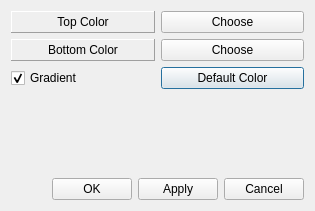
Qt form BackgroundColor.ui (sharjith/ModelViewer-Qt) before a commit.
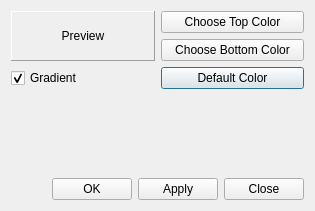
The same form after that commit.

Commit message: Added gradient color preview

```diff
--- a/BackgroundColor.ui
+++ b/BackgroundColor.ui
@@ -42,29 +42,13 @@
           <string notr="true"/>
          </property>
          <property name="text">
-          <string>Choose</string>
+          <string>Choose Top Color</string>
          </property>
          <property name="autoDefault">
           <bool>false</bool>
          </property>
         </widget>
        </item>
-       <item row="1" column="0">
-        <widget class="QLabel" name="labelTopColor">
-         <property name="frameShape">
-          <enum>QFrame::Panel</enum>
-         </property>
-         <property name="frameShadow">
-          <enum>QFrame::Raised</enum>
-         </property>
-         <property name="text">
-          <string>Top Color</string>
-         </property>
-         <property name="alignment">
-          <set>Qt::AlignCenter</set>
-         </property>
-        </widget>
-       </item>
        <item row="4" column="0">
         <widget class="QCheckBox" name="checkBoxGrad">
          <property name="text">
@@ -85,15 +69,15 @@
        <item row="2" column="1">
         <widget class="QPushButton" name="pushButtonBottom">
          <property name="text">
-          <string>Choose</string>
+          <string>Choose Bottom Color</string>
          </property>
          <property name="autoDefault">
           <bool>false</bool>
          </property>
         </widget>
        </item>
-       <item row="2" column="0">
-        <widget class="QLabel" name="labelBotColor">
+       <item row="1" column="0" rowspan="2">
+        <widget class="QLabel" name="labelColorPreview">
          <property name="frameShape">
           <enum>QFrame::Panel</enum>
          </property>
@@ -101,7 +85,7 @@
           <enum>QFrame::Raised</enum>
          </property>
          <property name="text">
-          <string>Bottom Color</string>
+          <string>Preview</string>
          </property>
          <property name="alignment">
           <set>Qt::AlignCenter</set>
@@ -155,7 +139,7 @@
        <item>
         <widget class="QPushButton" name="cancelButton">
          <property name="text">
-          <string>Cancel</string>
+          <string>Close</string>
          </property>
          <property name="autoDefault">
           <bool>false</bool>
```
Left out of the diff: 28 changed lines with no effect on the pictures. The commit also changes 2 other files.
